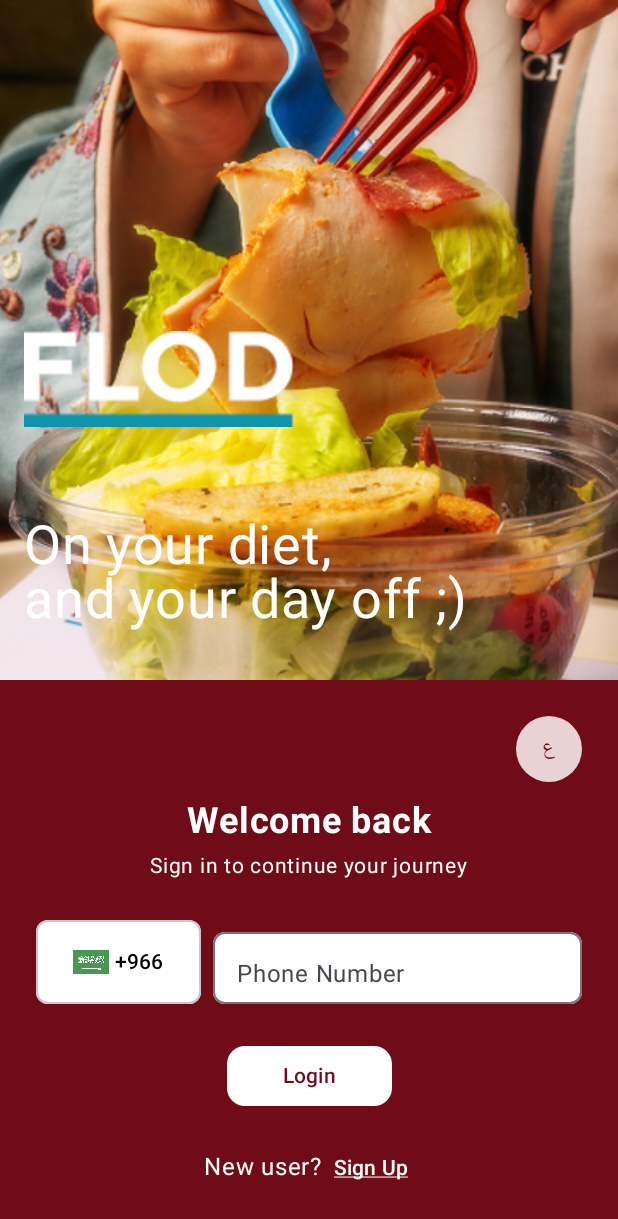
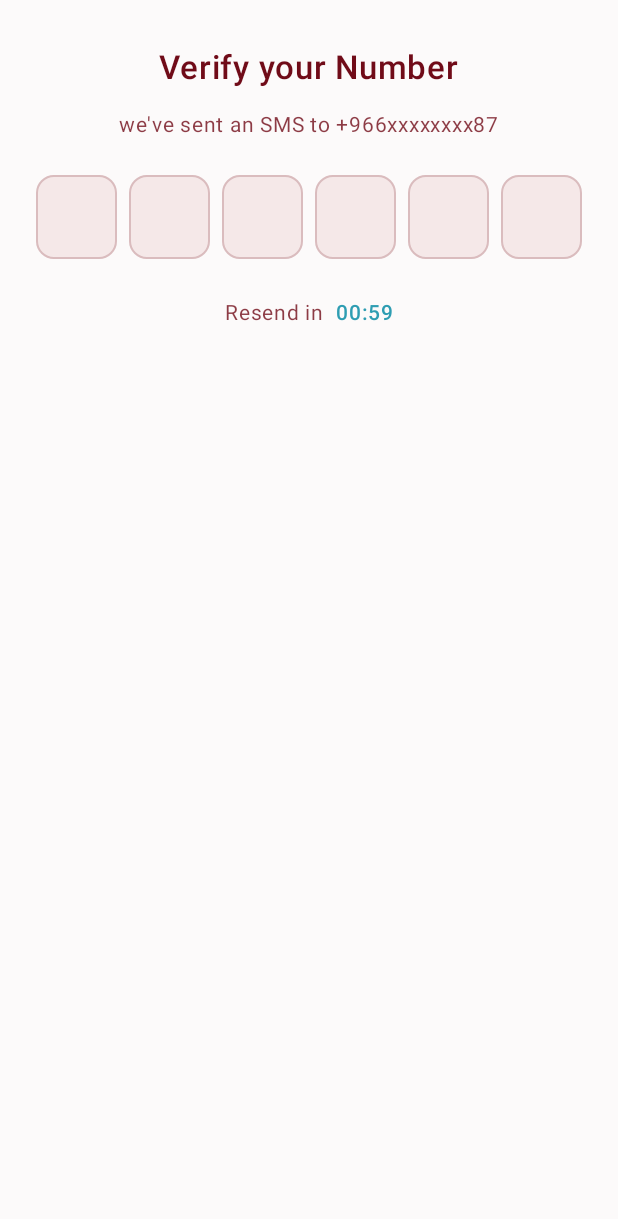
Before and after one commit to mostafa-soliman/FLOD-Restaurant-new, an Android app built with Jetpack Compose: the screen it shows after launch (MainActivity), after a tap on "Login", on a phone screen of 412 x 824 dp. Shown: the top 1219 px of the screen. Run offline under Robolectric (Android 15) with nearby library versions, the phone set to English and light mode, and no system bars.

Commit message:
add VerifyOtpScreen.kt

```diff
--- a/app/src/main/java/com/fadali/flod_restaurant/presentation/ui/navigation/FLODNavGraph.kt
+++ b/app/src/main/java/com/fadali/flod_restaurant/presentation/ui/navigation/FLODNavGraph.kt
@@ -5,6 +5,7 @@ import androidx.navigation.compose.NavHost
 import androidx.navigation.compose.composable
 import com.fadali.flod_restaurant.presentation.ui.screens.onboard.OnboardScreen
 import com.fadali.flod_restaurant.presentation.ui.screens.splash.SplashScreen
+import com.fadali.flod_restaurant.presentation.ui.screens.verify.VerifyOtpScreen
 
 @Composable
 fun FLODNavGraph(navController: NavHostController) {
@@ -14,5 +15,17 @@ fun FLODNavGraph(navController: NavHostController) {
     ) {
         composable("splash") { SplashScreen(navController) }
         composable("login") { OnboardScreen(navController) }
+        composable("verify_otp") {
+            VerifyOtpScreen(
+                maskedPhone = "+966xxxxxxxx87",
+                onCodeComplete = { code ->
+                    // TODO: بعد نجاح التحقق -> انتقل لوجهة أخرى إن حبيت
+                    // navController.navigate("home") { popUpTo("login") { inclusive = true } }
+                },
+                onResend = {
+                    // TODO: نادِ API لإعادة إرسال الكود
+                }
+            )
+        }
     }
 }
--- /dev/null
+++ b/app/src/main/java/com/fadali/flod_restaurant/presentation/ui/screens/VerifyOtp/VerifyOtpScreen.kt
@@ -0,0 +1,185 @@
+package com.fadali.flod_restaurant.presentation.ui.screens.verify
+
+import androidx.compose.foundation.background
+import androidx.compose.foundation.clickable
+import androidx.compose.foundation.layout.*
+import androidx.compose.foundation.text.KeyboardOptions
+import androidx.compose.material3.MaterialTheme
+import androidx.compose.material3.OutlinedTextField
+import androidx.compose.material3.OutlinedTextFieldDefaults
+import androidx.compose.material3.Text
+import androidx.compose.runtime.*
+import androidx.compose.ui.Alignment
+import androidx.compose.ui.Modifier
+import androidx.compose.ui.focus.FocusRequester
+import androidx.compose.ui.focus.focusRequester
+import androidx.compose.ui.input.key.Key
+import androidx.compose.ui.input.key.key
+import androidx.compose.ui.input.key.onPreviewKeyEvent
+import androidx.compose.ui.text.TextStyle
+import androidx.compose.ui.text.font.FontWeight
+import androidx.compose.ui.text.input.KeyboardType
+import androidx.compose.ui.text.style.TextAlign
+import androidx.compose.ui.unit.dp
+import androidx.compose.ui.unit.sp
+import kotlinx.coroutines.delay
+
+
+@Composable
+fun VerifyOtpScreen(
+    maskedPhone: String = "+966xxxxxxxx87",
+    digitsCount: Int = 6,
+    initialSeconds: Int = 60,
+    onCodeComplete: (String) -> Unit = {},
+    onResend: () -> Unit = {}
+) {
+    val primary = MaterialTheme.colorScheme.primary
+    val onPrimary = MaterialTheme.colorScheme.onPrimary
+    val onSurface = MaterialTheme.colorScheme.onSurface
+    val surface = MaterialTheme.colorScheme.surface
+    val background = MaterialTheme.colorScheme.background
+    val secondary = MaterialTheme.colorScheme.secondary
+
+    Column(
+        modifier = Modifier
+            .fillMaxSize()
+            .background(background)
+            .padding(horizontal = 24.dp, vertical = 32.dp),
+        horizontalAlignment = Alignment.CenterHorizontally
+    ) {
+        // Title
+        Text(
+            text = "Verify your Number",
+            color = primary,
+            fontSize = 22.sp,
+            fontWeight = FontWeight.SemiBold
+        )
+
+        Spacer(Modifier.height(16.dp))
+
+        // Subtitle
+        Text(
+            text = "we've sent an SMS to $maskedPhone",
+            color = onSurface.copy(alpha = 0.8f),
+            fontSize = 14.sp,
+            lineHeight = 18.sp
+        )
+
+        Spacer(Modifier.height(24.dp))
+
+        // ---- OTP BOXES ----
+        val boxes = remember { MutableList(digitsCount) { "" } }
+        val focusers = remember { List(digitsCount) { FocusRequester() } }
+
+        Row(
+            modifier = Modifier
+                .fillMaxWidth(),                // يملى العرض بالكامل
+            horizontalArrangement = Arrangement.spacedBy(8.dp) // مسافة ثابتة بين الخانات
+        ) {
+            repeat(digitsCount) { index ->
+                OutlinedTextField(
+                    value = boxes[index],
+                    onValueChange = { new ->
+                        val onlyDigits = new.filter { it.isDigit() }
+                        when {
+                            onlyDigits.isEmpty() -> boxes[index] = ""
+                            onlyDigits.length == 1 -> {
+                                boxes[index] = onlyDigits
+                                if (index < digitsCount - 1) {
+                                    focusers[index + 1].requestFocus()
+                                } else {
+                                    val code = boxes.joinToString("")
+                                    if (code.length == digitsCount) onCodeComplete(code)
+                                }
+                            }
+                            else -> {
+                                var cursor = index
+                                onlyDigits.forEach { ch ->
+                                    if (cursor < digitsCount) {
+                                        boxes[cursor] = ch.toString()
+                                        cursor++
+                                    }
+                                }
+                                if (cursor <= digitsCount - 1) {
+                                    focusers[cursor].requestFocus()
+                                } else {
+                                    val code = boxes.joinToString("")
+                                    if (code.length == digitsCount) onCodeComplete(code)
+                                }
+                            }
+                        }
+                    },
+                    singleLine = true,
+                    textStyle = TextStyle(fontSize = 22.sp, textAlign = TextAlign.Center),
+                    keyboardOptions = KeyboardOptions(keyboardType = KeyboardType.NumberPassword),
+                    modifier = Modifier
+                        .weight(1f, fill = true)     // <<< الحل: عرض متساوي لكل خانة
+                        .height(56.dp)               // ارتفاع ثابت (زي التصميم)
+                        .focusRequester(focusers[index])
+                        .onPreviewKeyEvent { event ->
+                            if (event.key == Key.Backspace && boxes[index].isEmpty() && index > 0) {
+                                focusers[index - 1].requestFocus()
+                            }
+                            false
+                        },
+                    shape = MaterialTheme.shapes.medium,
+                    colors = OutlinedTextFieldDefaults.colors(
+                        focusedContainerColor = surface,
+                        unfocusedContainerColor = surface,
+                        focusedBorderColor = primary.copy(alpha = 0.5f),
+                        unfocusedBorderColor = primary.copy(alpha = 0.2f),
+                        cursorColor = primary,
+                        focusedTextColor = onSurface,
+                        unfocusedTextColor = onSurface
+                    )
+                )
+            }
+        }
+
+        Spacer(Modifier.height(24.dp))
+
+        // ---- RESEND TIMER ----
+        var seconds by remember { mutableStateOf(initialSeconds) }
+        LaunchedEffect(seconds) {
+            if (seconds > 0) {
+                delay(1000)
+                seconds -= 1
+            }
+        }
+
+        Row(horizontalArrangement = Arrangement.spacedBy(8.dp)) {
+            Text(
+                text = "Resend in",
+                color = onSurface.copy(alpha = 0.8f),
+                fontSize = 14.sp
+            )
+            if (seconds > 0) {
+                val mm = (seconds / 60).toString().padStart(2, '0')
+                val ss = (seconds % 60).toString().padStart(2, '0')
+                Text(
+                    text = "$mm:$ss",
+                    color = secondary,
+                    fontSize = 14.sp,
+                    fontWeight = FontWeight.SemiBold
+                )
+            } else {
+                // فعّل إعادة الإرسال
+                Text(
+                    text = "Resend",
+                    color = secondary,
+                    fontSize = 14.sp,
+                    fontWeight = FontWeight.SemiBold,
+                    modifier = Modifier
+                        .padding(horizontal = 2.dp)
+                        .then(
+                            Modifier
+                                .clickable  {
+                                    onResend()
+                                    seconds = initialSeconds
+                                }
+                        )
+                )
+            }
+        }
+    }
+}
--- a/app/src/main/java/com/fadali/flod_restaurant/presentation/ui/screens/onboard/OnboardScreen.kt
+++ b/app/src/main/java/com/fadali/flod_restaurant/presentation/ui/screens/onboard/OnboardScreen.kt
@@ -35,7 +35,10 @@ import kotlinx.coroutines.launch
 fun OnboardScreen(navController: NavController) {
     OnboardScreenContent(
         onLoginClick = {
-            navController.navigate("home")
+            navController.navigate("verify_otp") {
+                // اختياري: لو عايز تمنع الرجوع لـ Onboard بعد التحقق
+                // popUpTo("login") { inclusive = false }
+            }
         },
         onSignUpClick = {
             navController.navigate("signup")
@@ -163,8 +166,10 @@ fun OnboardScreenContent(onLoginClick: () -> Unit = {}, onSignUpClick: () -> Uni
 
             Spacer(modifier = Modifier.height(24.dp))
 
-            Row(modifier = Modifier.fillMaxWidth(),
-                verticalAlignment = Alignment.CenterVertically) {
+            Row(
+                modifier = Modifier.fillMaxWidth(),
+                verticalAlignment = Alignment.CenterVertically
+            ) {
                 OutlinedButton(
                     onClick = {},
                     shape = RoundedCornerShape(8.dp),
@@ -222,12 +227,16 @@ fun OnboardScreenContent(onLoginClick: () -> Unit = {}, onSignUpClick: () -> Uni
                     modifier = Modifier.alignBy(FirstBaseline)
                 )
                 Spacer(modifier = Modifier.width(4.dp))
-                TextButton( onClick = onSignUpClick,
+                TextButton(
+                    onClick = onSignUpClick,
                     modifier = Modifier.alignBy(FirstBaseline),
-                    contentPadding = PaddingValues(0.dp)) {
-                    Text(text = stringResource(id = R.string.signup_link),
+                    contentPadding = PaddingValues(0.dp)
+                ) {
+                    Text(
+                        text = stringResource(id = R.string.signup_link),
                         color = Color.White,
-                        textDecoration = TextDecoration.Underline)
+                        textDecoration = TextDecoration.Underline
+                    )
                 }
             }
         }
```
